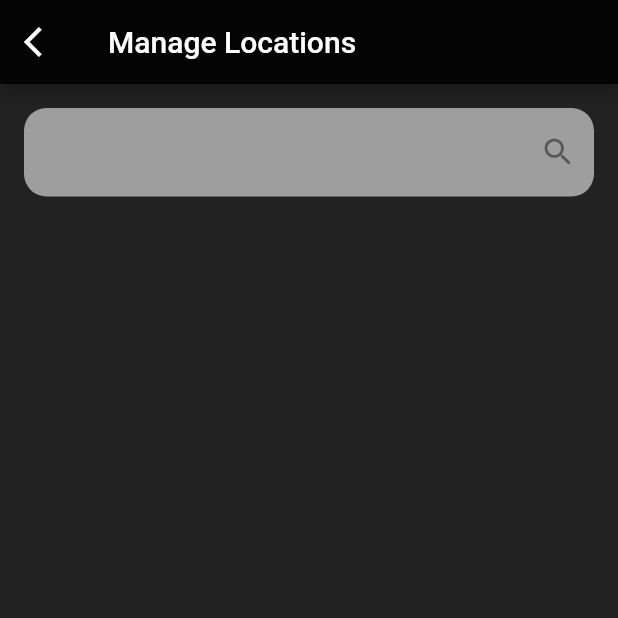
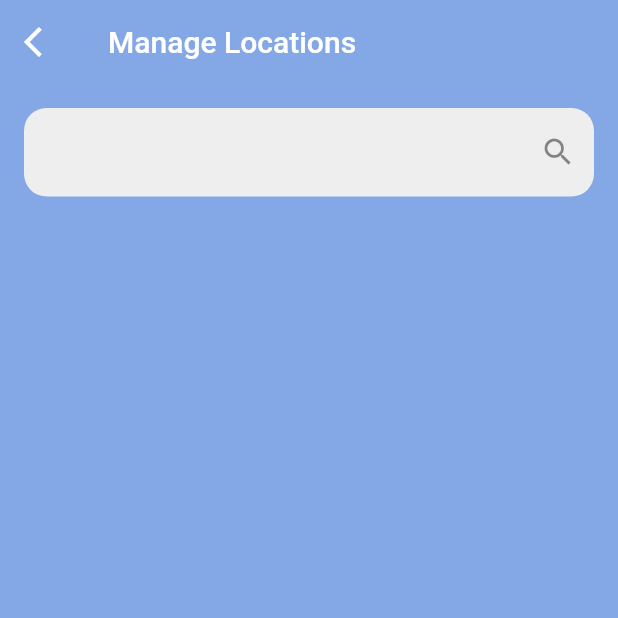
Before and after one commit to SamarAbdulaziz/algoriza_waeathere_app, a Flutter app: the ManageSettingsScreen screen opened directly, on a phone screen of 412 x 824 dp, the top half of it. Run offline on Flutter 3.47's test engine with Material 2 defaults, Android fonts, the phone set to English and light mode, and no system bars; our stand-ins replace bloc, dartz, dio, equatable, flutter_bloc, get_it and 1 more; network calls fail.

Commit message:
editing the color of the input text of the TextFormFeild

```diff
--- a/lib/features/weather/presentaion/screens/manage_settings_screen.dart
+++ b/lib/features/weather/presentaion/screens/manage_settings_screen.dart
@@ -1,5 +1,6 @@
 import 'package:flutter/material.dart';
 import 'package:flutter_bloc/flutter_bloc.dart';
+import 'package:weather/core/utiles/app_colors.dart';
 import 'package:weather/features/weather/presentaion/controllers/new_weather_cubit.dart';
 import 'package:weather/features/weather/presentaion/controllers/new_weather_state.dart';
 import 'package:weather/features/weather/presentaion/screens/weather_screen.dart';
@@ -13,9 +14,10 @@ class ManageSettingsScreen extends StatelessWidget {
     return BlocBuilder<NewWeatherCubit, NewWeatherStates>(
       builder: (context, state) {
         return Scaffold(
-          backgroundColor: Colors.black87,
+          backgroundColor: AppColors.blueAppColor,
           appBar: AppBar(
-            backgroundColor: Colors.black87,
+            backgroundColor: AppColors.blueAppColor,
+            elevation: 0.0,
             title: const Text('Manage Locations'),
             leading: IconButton(
               onPressed: () {
@@ -35,17 +37,18 @@ class ManageSettingsScreen extends StatelessWidget {
             padding: const EdgeInsets.all(16.0),
             child: TextFormField(
               // controller: cubit.searchController,
+              style: const TextStyle(color: Colors.black),
               onChanged: (value) {
-                print(value);
+                debugPrint(value);
                 //cubit.getWeatherByCityName(cubit.searchController.text);
                 //cubit.getWeatherByCityName(value);
               },
               onSaved: (value) {
-                 cubit.searchController.text = value!;
+                cubit.searchController.text = value!;
               },
               onFieldSubmitted: (String value) {
                 cubit.getWeatherByCityName(value);
-                 cubit.searchController.clear();
+                cubit.searchController.clear();
                 Navigator.pushReplacement(
                   context,
                   MaterialPageRoute(
@@ -58,7 +61,8 @@ class ManageSettingsScreen extends StatelessWidget {
                   onPressed: () {},
                   icon: const Icon(Icons.search),
                 ),
-                fillColor: Colors.grey[500],
+                // fillColor: Colors.grey[500],
+                fillColor: Colors.grey[200],
                 filled: true,
                 border: OutlineInputBorder(
                   borderRadius: BorderRadius.circular(15.0),
```
